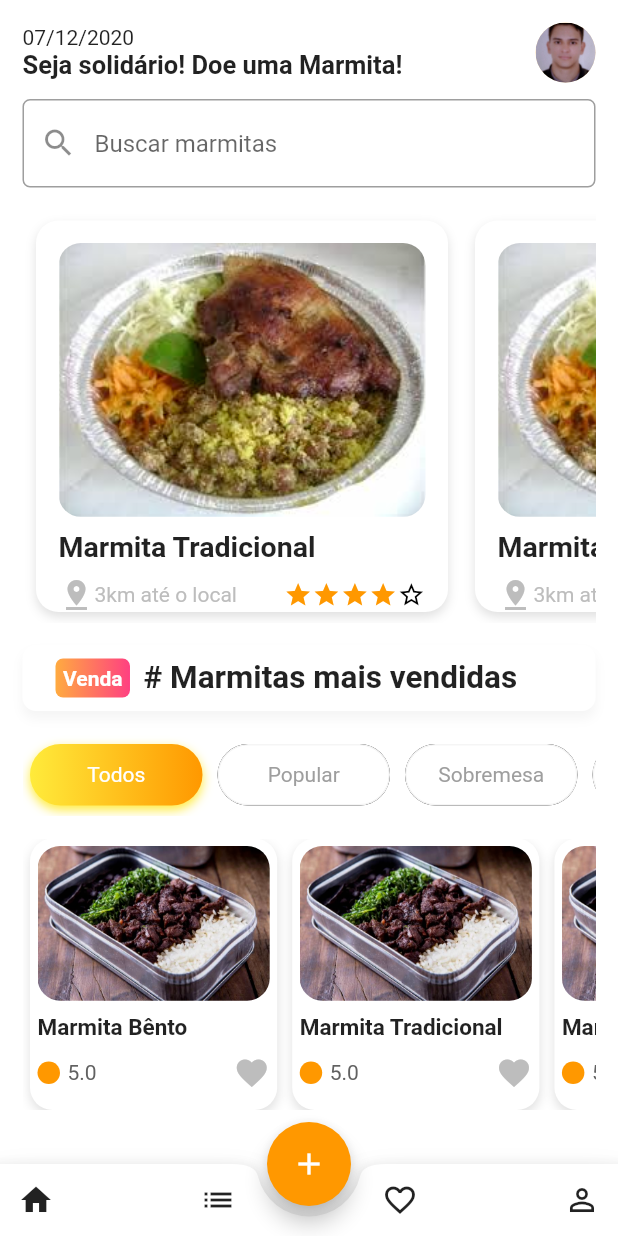
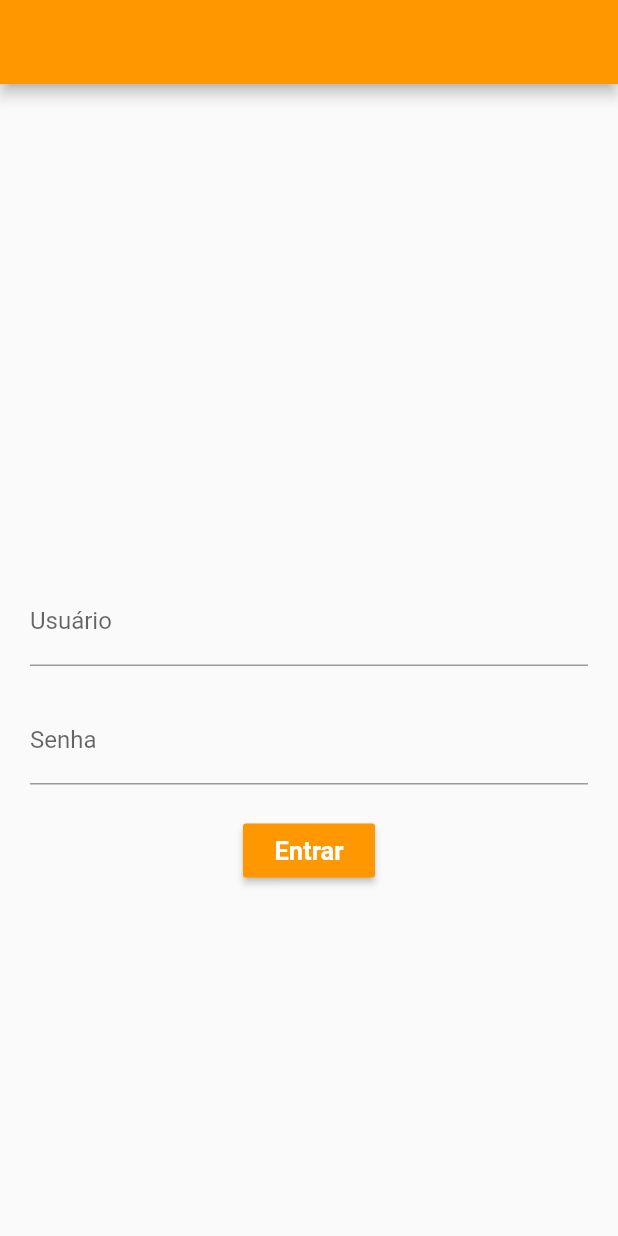
Before and after one commit to dpalmas/tds, a Flutter app: the screen it shows after launch, on a phone screen of 412 x 824 dp. Run offline on Flutter 3.47's test engine with Material 2 defaults, Android fonts, the phone set to English and light mode, and no system bars; Roboto replaces fonts that are missing (Montserrat).

Commit message:
Update doe_marmita app
Update Doe-Marmita App

```diff
--- a/doe_marmita/lib/main.dart
+++ b/doe_marmita/lib/main.dart
@@ -1,9 +1,21 @@
-import 'package:doe_marmita/restaurant.dart';
-import 'package:doe_marmita/starDisplay.dart';
+import 'package:doe_marmita/data/data.dart';
+import 'package:doe_marmita/pages/login.dart';
+import 'package:doe_marmita/pages/restaurant.dart';
+import 'package:doe_marmita/pages/starDisplay.dart';
+
 import 'package:flutter/material.dart';
 
+import 'models/item_model.dart';
+
 void main() => runApp(MyApp());
-List<String> buttonsTitle = ["Todos", "Popular", "Sobremesa", "Bebidas", "Lanches"];
+List<String> buttonsTitle = [
+  "Todos",
+  "Popular",
+  "Sobremesa",
+  "Bebidas",
+  "Lanches"
+];
+
 List<String> restaurantList = [
   "Marmita Bênto",
   "Marmita Tradicional",
@@ -12,7 +24,6 @@ List<String> restaurantList = [
 ];
 
 class MyApp extends StatelessWidget {
-  // This widget is the root of your application.
   @override
   Widget build(BuildContext context) {
     return MaterialApp(
@@ -23,15 +34,13 @@ class MyApp extends StatelessWidget {
         primarySwatch: Colors.orange,
         fontFamily: 'Montserrat',
       ),
-      home: Home(),
-      routes: {
-        'restaurant': (ctx) => RestaurantPage(),
-      },
+      home: LoginPage(),
     );
   }
 }
 
 class Home extends StatelessWidget {
+  final controller = Data();
   @override
   Widget build(BuildContext context) {
     return Scaffold(
@@ -84,7 +93,7 @@ class Home extends StatelessWidget {
                       Column(
                         crossAxisAlignment: CrossAxisAlignment.start,
                         children: <Widget>[
-                          Text("07/12/2020"),
+                          Text("08/12/2020"),
                           Text(
                             "Seja solidário! Doe uma Marmita!",
                             style: TextStyle(
@@ -93,7 +102,8 @@ class Home extends StatelessWidget {
                         ],
                       ),
                       CircleAvatar(
-                        backgroundImage: AssetImage("assets/images/profile.jpg"),
+                        backgroundImage:
+                            AssetImage("assets/images/profile.jpg"),
                       ),
                     ],
                   ),
@@ -112,11 +122,30 @@ class Home extends StatelessWidget {
                 SizedBox(height: 15.0),
                 Container(
                   height: 275,
-                  child: ListView.builder(
+                  child: FutureBuilder(
+                    future: controller.getItems(),
+                    initialData: List<Item>(),
+                    builder: (BuildContext context,
+                        AsyncSnapshot<List<Item>> snapshot) {
+                      switch (snapshot.connectionState) {
+                        case ConnectionState.waiting:
+                          return Center(
+                            child: CircularProgressIndicator(),
+                          );
+                          break;
+
+                        case ConnectionState.done:
+                          return ListView.builder(
                             itemCount: 5,
                             scrollDirection: Axis.horizontal,
                             itemBuilder: (context, id) {
-                      return LargeContainer();
+                              return LargeContainer(item: snapshot.data[id]);
+                            },
+                          );
+                          break;
+                        default:
+                          return Container();
+                      }
                     },
                   ),
                 ),
@@ -188,10 +217,18 @@ class Home extends StatelessWidget {
 }
 
 class LargeContainer extends StatelessWidget {
+  final Item item;
+
+  const LargeContainer({Key key, @required this.item}) : super(key: key);
   @override
   Widget build(BuildContext context) {
     return GestureDetector(
-      onTap: () => Navigator.pushNamed(context, 'restaurant'),
+      onTap: () => Navigator.push(
+        context,
+        MaterialPageRoute(
+          builder: (context) => RestaurantPage(item: item),
+        ),
+      ),
       child: Container(
         width: MediaQuery.of(context).size.width / 1.5,
         decoration: BoxDecoration(
@@ -211,14 +248,15 @@ class LargeContainer extends StatelessWidget {
           crossAxisAlignment: CrossAxisAlignment.start,
           children: <Widget>[
             ClipRRect(
-              child: Image.asset("assets/images/marmita2.png"),
+              // child: Image.asset("assets/images/marmita2.png"),
+              child: Image.network(item?.imgUrl),
               borderRadius: BorderRadius.circular(15.0),
             ),
             SizedBox(
               height: 9.0,
             ),
             Text(
-              "Marmita Tradicional",
+              item?.title ?? '',
               style: TextStyle(
                 fontWeight: FontWeight.bold,
                 fontSize: 19.0,
@@ -234,7 +272,7 @@ class LargeContainer extends StatelessWidget {
                   color: Colors.grey[400],
                 ),
                 Text(
-                  "3km até o local",
+                  "${item?.range}km até o local",
                   style: TextStyle(
                     color: Colors.grey[400],
                   ),
@@ -244,7 +282,7 @@ class LargeContainer extends StatelessWidget {
                   flex: 3,
                   child: FittedBox(
                     child: StarDisplay(
-                      value: 4,
+                      value: 5,
                     ),
                   ),
                 )
@@ -258,8 +296,9 @@ class LargeContainer extends StatelessWidget {
 }
 
 class SmallContainer extends StatelessWidget {
+  final Item item;
   final String text;
-  const SmallContainer({Key key, this.text}) : super(key: key);
+  const SmallContainer({Key key, this.text, this.item}) : super(key: key);
 
   @override
   Widget build(BuildContext context) {
@@ -283,11 +322,10 @@ class SmallContainer extends StatelessWidget {
               ),
             ],
           ),
-          child: Column(
-            crossAxisAlignment: CrossAxisAlignment.start,
+          child: ListView(
             children: <Widget>[
               ClipRRect(
-                child: Image.asset("assets/images/marmita.png"),
+                child: Image.asset("assets/images/marmita2.png"),
                 borderRadius: BorderRadius.circular(15.0),
               ),
               SizedBox(
@@ -312,7 +350,7 @@ class SmallContainer extends StatelessWidget {
                     width: 5,
                   ),
                   Text(
-                    "5.0",
+                    "${item?.star?.toStringAsFixed(2) ?? 5.toStringAsFixed(1)}",
                     style: TextStyle(
                       color: Colors.grey[700],
                     ),
@@ -320,7 +358,7 @@ class SmallContainer extends StatelessWidget {
                   Spacer(),
                   Icon(
                     Icons.favorite,
-                    color: Colors.grey[400],
+                    color: Colors.red[400],
                   )
                 ],
               )
@@ -335,7 +373,7 @@ class SmallContainer extends StatelessWidget {
 class MyCustomButton extends StatelessWidget {
   final bool active;
   final String title;
-  final onTap;
+  final Function onTap;
   const MyCustomButton({Key key, this.active, this.title, this.onTap})
       : super(key: key);
 
--- /dev/null
+++ b/doe_marmita/lib/pages/login.dart
@@ -0,0 +1,96 @@
+import 'package:doe_marmita/main.dart';
+import 'package:flutter/material.dart';
+
+class LoginPage extends StatefulWidget {
+  @override
+  _LoginPageState createState() => _LoginPageState();
+}
+
+class _LoginPageState extends State<LoginPage> {
+  final userController = TextEditingController();
+  final passController = TextEditingController();
+
+  final _scaffoldKey = GlobalKey<ScaffoldState>();
+
+  @override
+  void initState() {
+    super.initState();
+
+    // userController.text = 'davi';
+    // passController.text = '123456';
+  }
+
+  @override
+  Widget build(BuildContext context) {
+    return GestureDetector(
+      onTap: () {
+        FocusScope.of(context).requestFocus(FocusNode());
+      },
+      child: Scaffold(
+        appBar: AppBar(),
+        key: _scaffoldKey,
+        body: SingleChildScrollView(
+          child: Container(
+            constraints: BoxConstraints(
+              minHeight: MediaQuery.of(context).size.height -
+                  (MediaQuery.of(context).padding.top),
+            ),
+            margin: EdgeInsets.all(20),
+            child: Center(
+              child: Column(
+                children: [
+                  TextFormField(
+                    controller: userController,
+                    textCapitalization: TextCapitalization.none,
+                    decoration: InputDecoration(labelText: 'Usuário'),
+                  ),
+                  SizedBox(
+                    height: 20,
+                  ),
+                  TextFormField(
+                    controller: passController,
+                    obscureText: true,
+                    keyboardType: TextInputType.visiblePassword,
+                    decoration: InputDecoration(
+                      labelText: 'Senha',
+                    ),
+                  ),
+                  SizedBox(
+                    height: 20,
+                  ),
+                  RaisedButton(
+                    child: Text(
+                      'Entrar',
+                      style: TextStyle(
+                          fontWeight: FontWeight.bold,
+                          fontSize: 17,
+                          color: Colors.white),
+                      // style: TextStyle(color: Colors.white),
+                    ),
+                    color: Theme.of(context).primaryColor,
+                    onPressed: () {
+                      if (userController.text == 'davi' &&
+                          passController.text == '123456') {
+                        Navigator.pushAndRemoveUntil(
+                            context,
+                            MaterialPageRoute(
+                              builder: (context) => Home(),
+                            ),
+                            (route) => false);
+                      } else {
+                        final snackBar = SnackBar(
+                          content: Text('Falha na autenticação!'),
+                        );
+                        return _scaffoldKey.currentState.showSnackBar(snackBar);
+                      }
+                    },
+                  ),
+                ],
+              ),
+            ),
+          ),
+        ),
+      ),
+    );
+  }
+}
--- a/doe_marmita/pubspec.yaml
+++ b/doe_marmita/pubspec.yaml
@@ -27,7 +27,7 @@ dependencies:
 
   # The following adds the Cupertino Icons font to your application.
   # Use with the CupertinoIcons class for iOS style icons.
-  cupertino_icons: ^1.0.1
+  cupertino_icons: ^1.0.0
 
 dev_dependencies:
   flutter_test:
```
Also changed, not shown: doe_marmita/lib/data/data.dart (added, +52 -0 lines), doe_marmita/lib/models/item_model.dart (added, +26 -0 lines), doe_marmita/lib/pages/restaurant.dart (added, +263 -0 lines), doe_marmita/lib/pages/starDisplay.dart (added, +20 -0 lines), 57 other files. Lines whose indentation alone changed are shown as unchanged.
